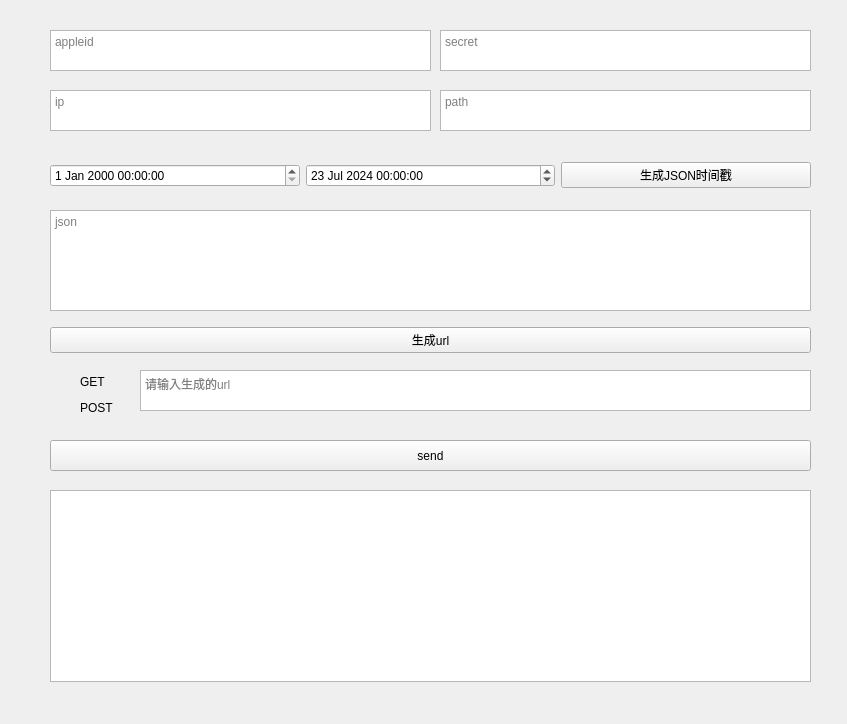
Before: the Qt Designer form widget.ui in dulred/interface_utils_qt, drawn with Qt 5.
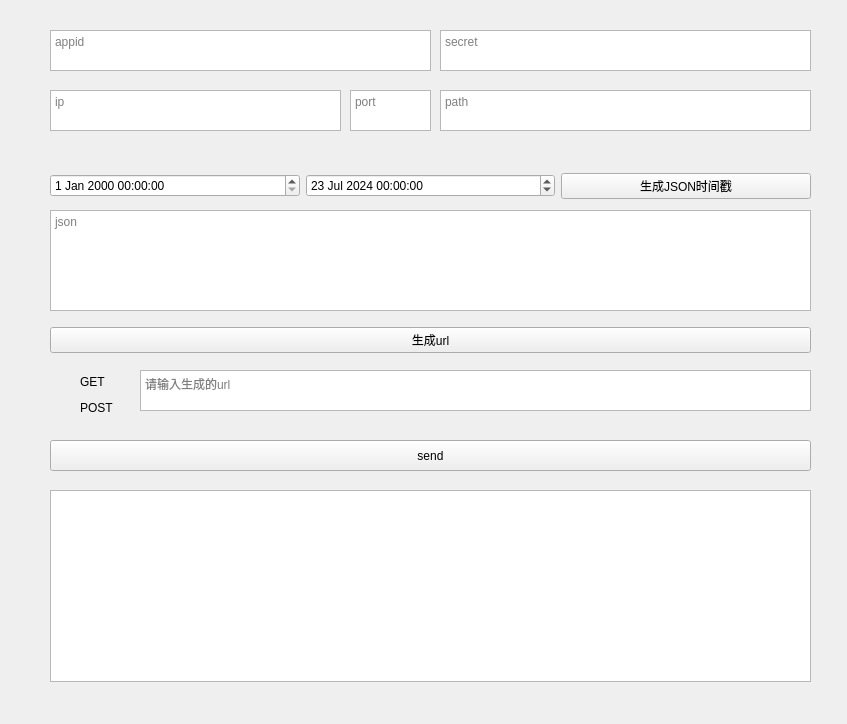
After: the same form once the commit is applied.

```diff
--- a/widget.ui
+++ b/widget.ui
@@ -40,7 +40,7 @@
      <x>50</x>
      <y>150</y>
      <width>761</width>
-     <height>51</height>
+     <height>72</height>
     </rect>
    </property>
    <layout class="QHBoxLayout" name="horizontalLayout_3">
@@ -146,7 +146,7 @@
     <rect>
      <x>50</x>
      <y>90</y>
-     <width>381</width>
+     <width>291</width>
      <height>41</height>
     </rect>
    </property>
@@ -230,7 +230,7 @@
 &lt;p style=&quot;-qt-paragraph-type:empty; margin-top:0px; margin-bottom:0px; margin-left:0px; margin-right:0px; -qt-block-indent:0; text-indent:0px;&quot;&gt;&lt;br /&gt;&lt;/p&gt;&lt;/body&gt;&lt;/html&gt;</string>
    </property>
    <property name="placeholderText">
-    <string>appleid</string>
+    <string>appid</string>
    </property>
   </widget>
   <widget class="QGroupBox" name="re_way">
@@ -298,6 +298,19 @@
     </property>
    </widget>
   </widget>
+  <widget class="QTextEdit" name="port">
+   <property name="geometry">
+    <rect>
+     <x>350</x>
+     <y>90</y>
+     <width>81</width>
+     <height>41</height>
+    </rect>
+   </property>
+   <property name="placeholderText">
+    <string>port</string>
+   </property>
+  </widget>
  </widget>
  <resources/>
  <connections/>
```
Left out of the diff: 2 changed lines with no effect on the pictures.
